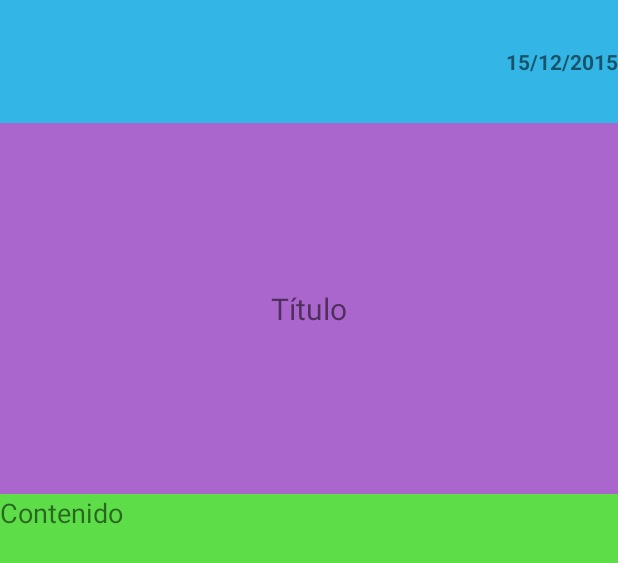
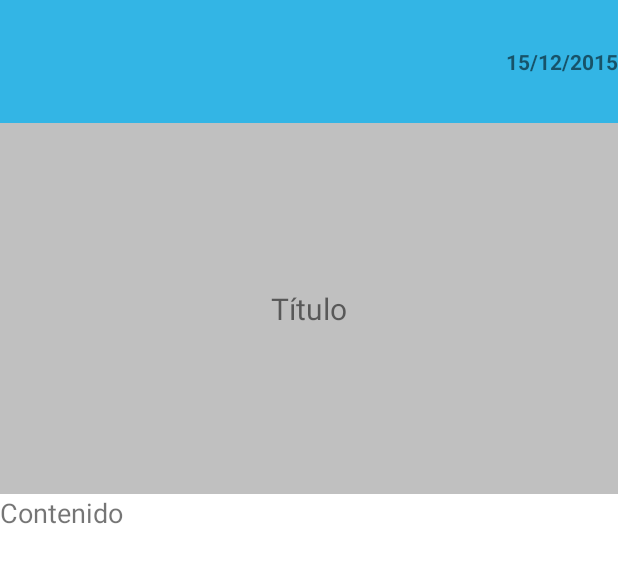
Before and after one commit to marcorodas/Notes, an Android app: the layout element_note.xml on its own in the app's theme, with its tools: preview values and no code run, on a phone screen of 412 x 824 dp. Shown: the top 563 px of the screen. Run offline under Robolectric (Android 15) with nearby library versions, the phone set to English and light mode, and no system bars.

Commit message:
Nuevos colores}

```diff
--- a/app/src/main/res/layout/element_note.xml
+++ b/app/src/main/res/layout/element_note.xml
@@ -18,7 +18,7 @@
         android:layout_width="match_parent"
         android:layout_height="0dp"
         android:layout_weight="3"
-        android:background="@android:color/holo_purple"
+        android:background="@color/colorTitle"
         android:gravity="center"
         android:textSize="20sp"
         tools:text="Título"/>
@@ -27,7 +27,7 @@
         android:layout_width="match_parent"
         android:layout_height="0dp"
         android:layout_weight="6"
-        android:background="@color/colorAccent"
+        android:background="@color/colorContent"
         android:textSize="18sp"
         tools:text="Contenido"/>
 </LinearLayout>
--- a/app/src/main/res/layout/fragment_second.xml
+++ b/app/src/main/res/layout/fragment_second.xml
@@ -20,7 +20,7 @@
         android:layout_height="0dp"
         android:layout_weight="2"
         android:gravity="center_vertical"
-        android:background="@android:color/holo_purple"
+        android:background="@color/colorTitle"
         android:textSize="28sp"
         android:textStyle="bold"
         tools:text="Título"/>
@@ -32,5 +32,6 @@
         android:textSize="18sp"
         android:gravity="top"
         android:inputType="textMultiLine"
+        android:background="@color/colorContent"
         tools:text="Contenido"/>
 </LinearLayout>
--- a/app/src/main/res/values/colors.xml
+++ b/app/src/main/res/values/colors.xml
@@ -3,4 +3,6 @@
     <color name="colorPrimary">#3F51B5</color>
     <color name="colorPrimaryDark">#303F9F</color>
     <color name="colorAccent">#5DDE49</color>
+    <color name="colorTitle">#C0C0C0</color>
+    <color name="colorContent">#ffffff</color>
 </resources>
```
